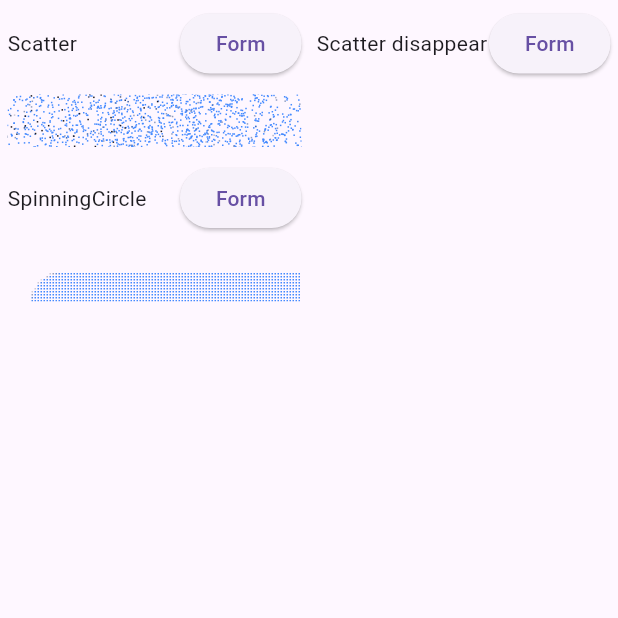
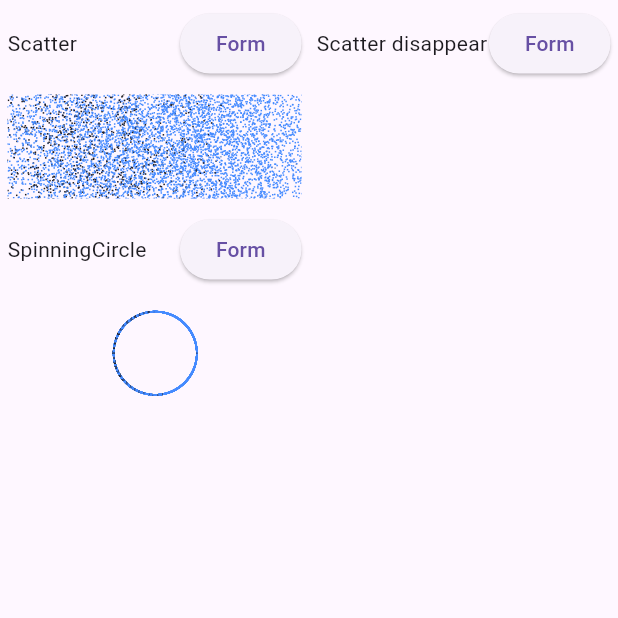
Before and after one commit to TimeLord2010/particle_reform, a Flutter app: the screen it shows after launch, on a phone screen of 412 x 824 dp, the top half of it. Run offline on Flutter 3.47's test engine with Material 3 defaults, Android fonts, the phone set to English and light mode, and no system bars.

```diff
--- a/example/lib/main.dart
+++ b/example/lib/main.dart
@@ -24,7 +24,7 @@ class _MainAppState extends State<MainApp> {
         body: GridView.builder(
           gridDelegate: SliverGridDelegateWithMaxCrossAxisExtent(
             maxCrossAxisExtent: 350,
-            childAspectRatio: 2,
+            childAspectRatio: 1.5,
           ),
           itemBuilder: (context, index) {
             var effect = switch (index) {
--- a/example/lib/usecase.dart
+++ b/example/lib/usecase.dart
@@ -18,7 +18,7 @@ class _UsecaseState extends State<Usecase> {
   @override
   Widget build(BuildContext context) {
     return Container(
-      height: 400,
+      height: 500,
       padding: EdgeInsets.all(5),
       child: Column(
         mainAxisSize: MainAxisSize.min,
--- a/lib/effects/spinning_circle.dart
+++ b/lib/effects/spinning_circle.dart
@@ -85,7 +85,6 @@ class SpinningCircle with ParticleEffect {
     final x = spinParticle.center.dx + spinParticle.radius * cos(newAngle);
     final y = spinParticle.center.dy + spinParticle.radius * sin(newAngle);
 
-    return spinParticle.originalPosition;
-    // return Offset(x, y); // Commented for debuging
+    return Offset(x, y) - spinParticle.originalPosition;
   }
 }
```
